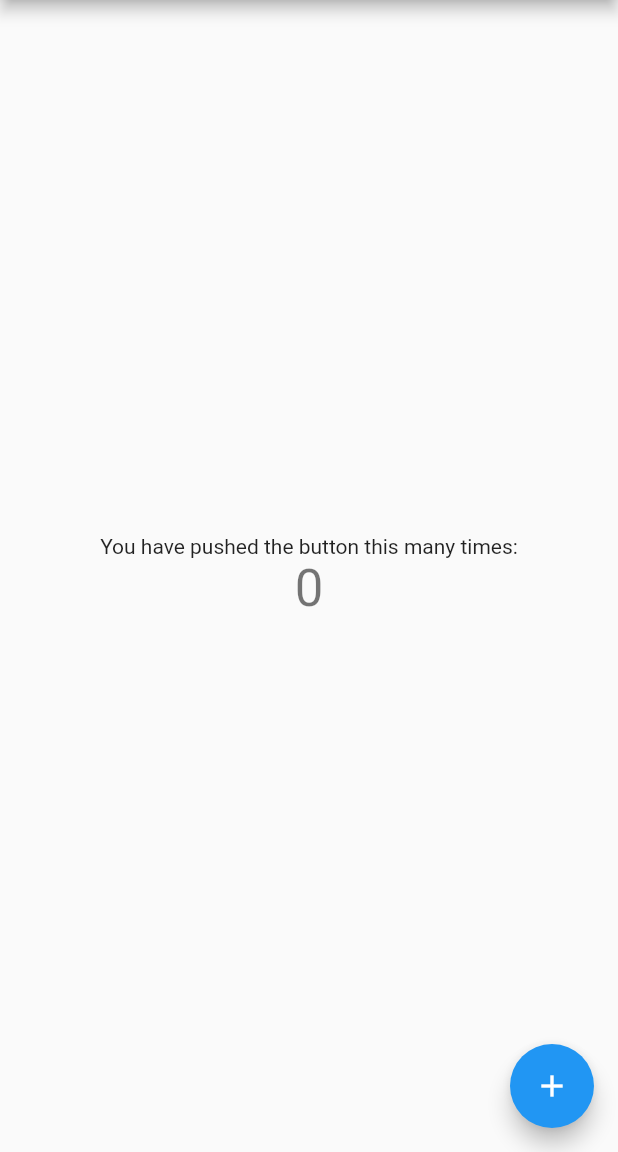
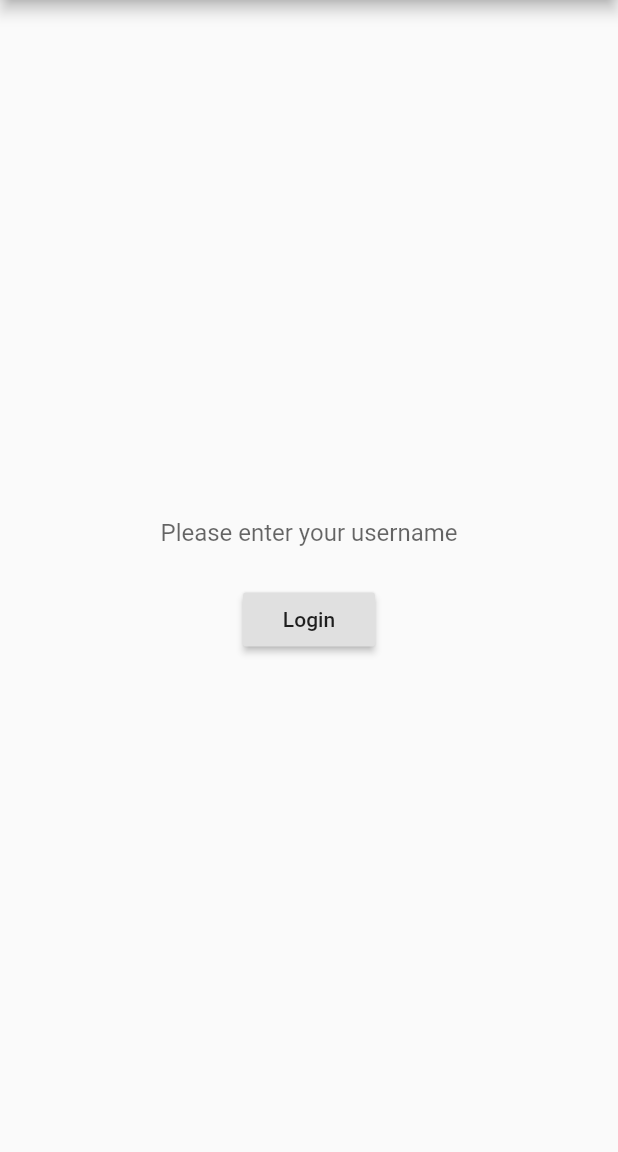
Before and after one commit to lixinso/sample-flutter-local-storage, a Flutter app: the screen it shows after launch, on a phone screen of 412 x 824 dp, the part 84-1236 px from its top. Run offline on Flutter 3.47's test engine with Material 2 defaults, Android fonts, the phone set to English and light mode, and no system bars; our stand-ins replace shared_preferences.

Commit message:
save/load username

```diff
--- a/sample_flutter_local_storage/lib/main.dart
+++ b/sample_flutter_local_storage/lib/main.dart
@@ -1,4 +1,5 @@
 import 'package:flutter/material.dart';
+import "package:shared_preferences/shared_preferences.dart";
 
 void main() => runApp(MyApp());
 
@@ -44,18 +45,56 @@ class MyHomePage extends StatefulWidget {
 }
 
 class _MyHomePageState extends State<MyHomePage> {
-  int _counter = 0;
 
-  void _incrementCounter() {
+  TextEditingController nameController = TextEditingController();
+  bool isLoggedIn = false;
+  String name = '';
+
+  @override
+  void initState(){
+    super.initState();
+    autoLogin();
+  }
+
+  void autoLogin() async{
+    final SharedPreferences prefs = await SharedPreferences.getInstance();
+    final String userId = prefs.getString("username");
+
+    if(userId != null){
+      setState(() {
+        isLoggedIn = true;
+        name = userId;
+      });
+      return;
+    }
+  }
+
+  Future<Null> logout() async{
+    final SharedPreferences prefs = await SharedPreferences.getInstance();
+    prefs.setString("username", null);
+
     setState(() {
-      // This call to setState tells the Flutter framework that something has
-      // changed in this State, which causes it to rerun the build method below
-      // so that the display can reflect the updated values. If we changed
-      // _counter without calling setState(), then the build method would not be
-      // called again, and so nothing would appear to happen.
-      _counter++;
+      name = '';
+      isLoggedIn = false;
     });
+
+    nameController.clear();
+
   }
+
+  Future<Null> loginUser() async{
+    final SharedPreferences prefs = await SharedPreferences.getInstance();
+    prefs.setString("username", nameController.text);
+
+    setState(() {
+      name = nameController.text;
+      isLoggedIn = true;
+    });
+
+    nameController.clear();
+
+  }
+
 
   @override
   Widget build(BuildContext context) {
@@ -91,21 +130,25 @@ class _MyHomePageState extends State<MyHomePage> {
           // horizontal).
           mainAxisAlignment: MainAxisAlignment.center,
           children: <Widget>[
-            Text(
-              'You have pushed the button this many times:',
-            ),
-            Text(
-              '$_counter',
-              style: Theme.of(context).textTheme.display1,
+            !isLoggedIn? TextField(
+              textAlign: TextAlign.center,
+              controller: nameController,
+              decoration: InputDecoration(
+                border: InputBorder.none,
+                hintText: 'Please enter your username'
+              ),
+            ) :
+            Text("You are logged in as $name"),
+            SizedBox(height: 10.0),
+            RaisedButton(
+              onPressed: (){
+                isLoggedIn? logout(): loginUser();
+              },
+              child: isLoggedIn? Text('Logout') : Text("Login"),
             ),
           ],
         ),
       ),
-      floatingActionButton: FloatingActionButton(
-        onPressed: _incrementCounter,
-        tooltip: 'Increment',
-        child: Icon(Icons.add),
-      ), // This trailing comma makes auto-formatting nicer for build methods.
     );
   }
 }
--- a/sample_flutter_local_storage/pubspec.yaml
+++ b/sample_flutter_local_storage/pubspec.yaml
@@ -23,6 +23,7 @@ dependencies:
   # The following adds the Cupertino Icons font to your application.
   # Use with the CupertinoIcons class for iOS style icons.
   cupertino_icons: ^0.1.2
+  shared_preferences: ^0.5.1+2
 
 dev_dependencies:
   flutter_test:
```
